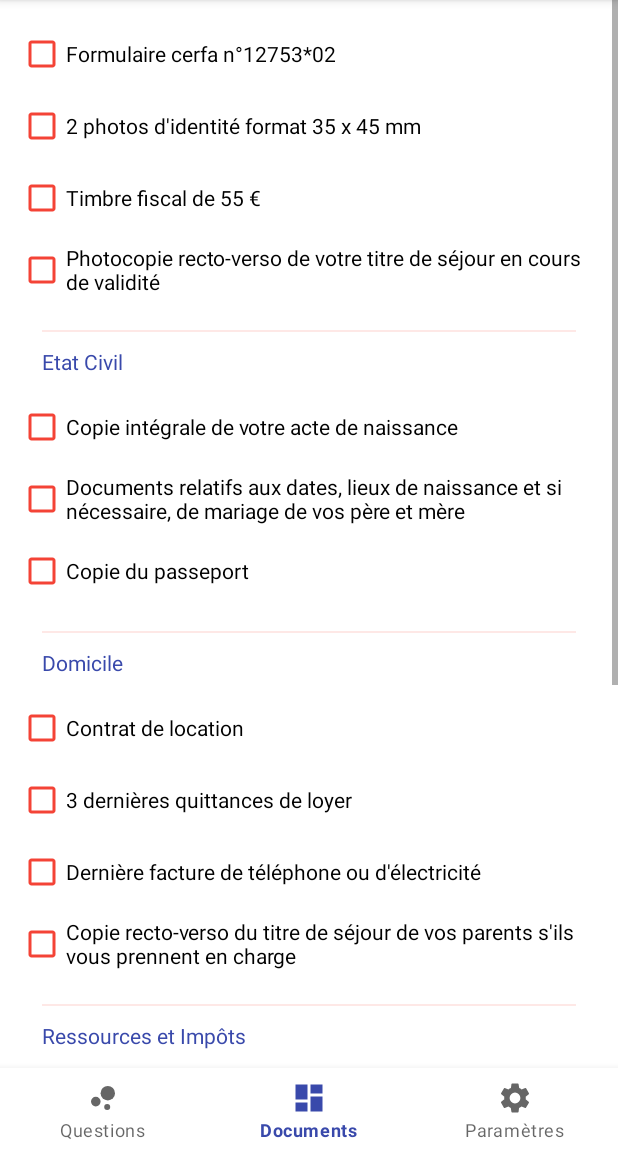
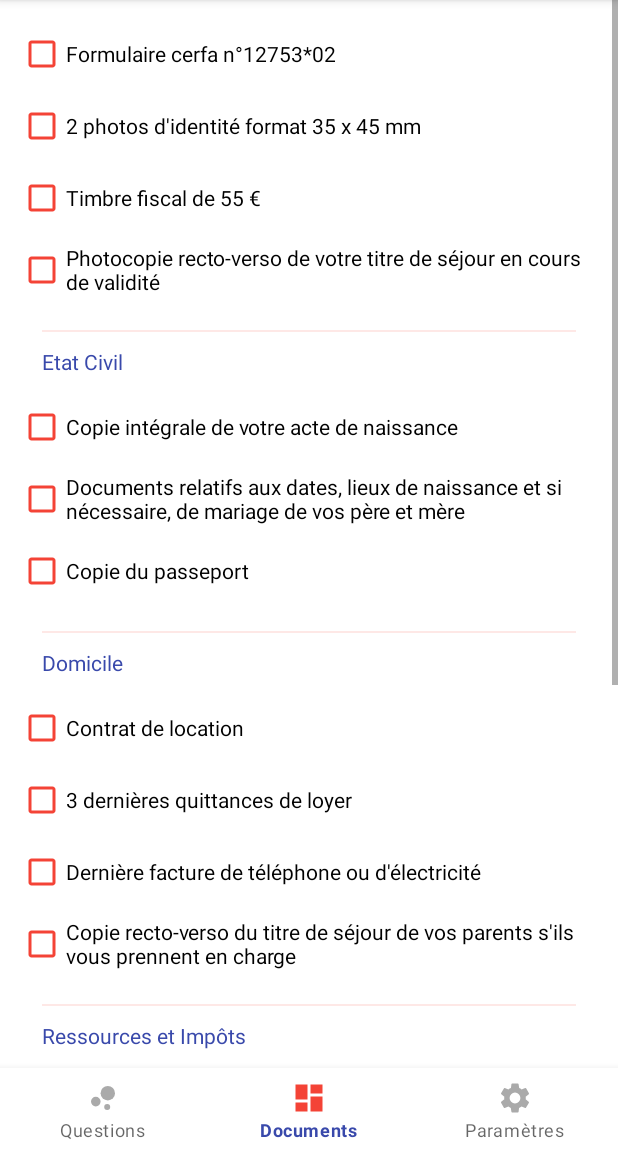
Before and after one commit to sagarkhawse/naturalisation, an Android app: the screen it shows after launch (MainActivity), item 2 of the bottom bar chosen, on a phone screen of 412 x 824 dp, the part 84-1236 px from its top. Run offline under Robolectric (Android 15) with nearby library versions, the light colour scheme and no system bars; our stand-ins replace AdMob, ButterKnife, Firebase (no records; nobody signed in at launch, a user with empty details on screens opened directly).

Commit message:
inject ads in recycler view

```diff
--- a/app/build.gradle
+++ b/app/build.gradle
@@ -10,6 +10,7 @@ android {
         versionCode 1
         versionName "1.0"
         testInstrumentationRunner "androidx.test.runner.AndroidJUnitRunner"
+        multiDexEnabled true
     }
     buildTypes {
         release {
--- /dev/null
+++ b/app/src/main/java/com/theapp/naturalisation/adapters/RecyclerViewAdapter.java
@@ -0,0 +1,129 @@
+package com.theapp.naturalisation.adapters;
+
+import android.content.Context;
+import android.view.LayoutInflater;
+import android.view.View;
+import android.view.ViewGroup;
+
+import androidx.recyclerview.widget.RecyclerView;
+
+import com.google.android.gms.ads.AdView;
+import com.theapp.naturalisation.R;
+import com.theapp.naturalisation.adapters.viewholders.AdItemViewHolder;
+import com.theapp.naturalisation.adapters.viewholders.QuestionsItemViewHolder;
+import com.theapp.naturalisation.fragments.QuestionsFragment;
+import com.theapp.naturalisation.helpers.CategorySelector;
+import com.theapp.naturalisation.helpers.CommonTools;
+import com.theapp.naturalisation.models.Item;
+
+import java.util.List;
+
+public class RecyclerViewAdapter extends RecyclerView.Adapter<RecyclerView.ViewHolder> {
+    // A menu item view type.
+    private static final int MENU_ITEM_VIEW_TYPE = 0;
+
+    // The banner ad view type.
+    private static final int BANNER_AD_VIEW_TYPE = 1;
+
+    // An Activity's Context.
+    private final Context context;
+
+    private boolean mIsExpanded;
+
+    // The list of banner ads and menu items.
+    private final List<Object> recyclerViewItems;
+
+
+    public RecyclerViewAdapter(Context context, List<Object> recyclerViewItems) {
+        this.context = context;
+        this.recyclerViewItems = recyclerViewItems;
+        mIsExpanded = false;
+    }
+
+    @Override
+    public int getItemCount() {
+        return recyclerViewItems.size();
+    }
+
+    /**
+     * Determines the view type for the given position.
+     */
+    @Override
+    public int getItemViewType(int position) {
+        return (position % QuestionsFragment.ITEMS_PER_AD == 0) ? BANNER_AD_VIEW_TYPE
+                : MENU_ITEM_VIEW_TYPE;
+    }
+
+    /**
+     * Creates a new view for a menu item view or a banner ad view
+     * based on the viewType. This method is invoked by the layout manager.
+     */
+    @Override
+    public RecyclerView.ViewHolder onCreateViewHolder(ViewGroup viewGroup, int viewType) {
+        switch (viewType) {
+            case MENU_ITEM_VIEW_TYPE:
+                View menuItemLayoutView = LayoutInflater.from(viewGroup.getContext()).inflate(
+                        R.layout.card_item, viewGroup, false);
+                return new QuestionsItemViewHolder(menuItemLayoutView, context);
+            case BANNER_AD_VIEW_TYPE:
+                // fall through
+            default:
+                View bannerLayoutView = LayoutInflater.from(
+                        viewGroup.getContext()).inflate(R.layout.card_ad,
+                        viewGroup, false);
+                return new AdItemViewHolder(bannerLayoutView, context);
+        }
+    }
+
+
+    /**
+     * Replaces the content in the views that make up the menu item view and the
+     * banner ad view. This method is invoked by the layout manager.
+     */
+    @Override
+    public void onBindViewHolder(RecyclerView.ViewHolder holder, int position) {
+        int viewType = getItemViewType(position);
+        switch (viewType) {
+            case MENU_ITEM_VIEW_TYPE:
+                QuestionsItemViewHolder itemHolder = (QuestionsItemViewHolder) holder;
+                Item menuItem = (Item) recyclerViewItems.get(position);
+
+                // Get the menu item image resource ID.
+                itemHolder.setItemCategory(CategorySelector.getName(menuItem.getCategory()));
+                itemHolder.setItemQuestion(menuItem.getQuestion());
+                itemHolder.setItemResponse(CommonTools.formatResponse(menuItem.getResponse()));
+
+                itemHolder.itemResponse.setVisibility(mIsExpanded ? View.VISIBLE : View.GONE);
+                itemHolder.itemView.setActivated(mIsExpanded);
+                itemHolder.mButtonResponse.setOnClickListener(v -> {
+                    mIsExpanded = !mIsExpanded;
+                    itemHolder.mButtonResponse.setImageResource(!mIsExpanded ? R.drawable.ic_keyboard_arrow_down_black_24dp : R.drawable.ic_keyboard_arrow_up_black_24dp);
+                    itemHolder.itemResponse.setVisibility(mIsExpanded ? View.VISIBLE : View.GONE);
+                });
+                break;
+            case BANNER_AD_VIEW_TYPE:
+                // fall through
+            default:
+                AdItemViewHolder bannerHolder = (AdItemViewHolder) holder;
+//                if (recyclerViewItems.get(position) instanceof AdView) {
+                AdView adView = (AdView) recyclerViewItems.get(position);
+                ViewGroup adCardView = (ViewGroup) bannerHolder.itemView;
+                // The AdViewHolder recycled by the RecyclerView may be a different
+                // instance than the one used previously for this position. Clear the
+                // AdViewHolder of any subviews in case it has a different
+                // AdView associated with it, and make sure the AdView for this position doesn't
+                // already have a parent of a different recycled AdViewHolder.
+                if (adCardView.getChildCount() > 0) {
+                    adCardView.removeAllViews();
+                }
+                if (adView.getParent() != null) {
+                    ((ViewGroup) adView.getParent()).removeView(adView);
+                }
+
+                // Add the banner ad to the ad view.
+                adCardView.addView(adView);
+        }
+//        }
+    }
+
+}
--- /dev/null
+++ b/app/src/main/java/com/theapp/naturalisation/adapters/viewholders/AdItemViewHolder.java
@@ -0,0 +1,32 @@
+package com.theapp.naturalisation.adapters.viewholders;
+
+import android.content.Context;
+import android.view.View;
+
+import androidx.recyclerview.widget.RecyclerView;
+
+import com.google.android.material.card.MaterialCardView;
+import com.theapp.naturalisation.R;
+
+import butterknife.BindView;
+import butterknife.ButterKnife;
+
+public class AdItemViewHolder extends RecyclerView.ViewHolder {
+
+    @BindView(R.id.card_ad)
+    MaterialCardView cardAdView;
+
+
+    private Context mContext;
+
+    public AdItemViewHolder(View itemView, Context context) {
+        super(itemView);
+        this.mContext = context;
+        ButterKnife.bind(this, itemView);
+    }
+
+    public void setAdCard(MaterialCardView cardAdView) {
+        this.cardAdView = cardAdView;
+    }
+
+}
--- a/app/src/main/java/com/theapp/naturalisation/fragments/QuestionsFragment.java
+++ b/app/src/main/java/com/theapp/naturalisation/fragments/QuestionsFragment.java
@@ -2,6 +2,7 @@ package com.theapp.naturalisation.fragments;
 
 
 import android.os.Bundle;
+import android.util.Log;
 import android.view.LayoutInflater;
 import android.view.View;
 import android.view.ViewGroup;
@@ -10,24 +11,36 @@ import androidx.fragment.app.Fragment;
 import androidx.recyclerview.widget.LinearLayoutManager;
 import androidx.recyclerview.widget.RecyclerView;
 
-import com.firebase.ui.firestore.FirestoreRecyclerAdapter;
-import com.firebase.ui.firestore.FirestoreRecyclerOptions;
+import com.google.android.gms.ads.AdListener;
+import com.google.android.gms.ads.AdRequest;
+import com.google.android.gms.ads.AdSize;
+import com.google.android.gms.ads.AdView;
 import com.google.firebase.firestore.Query;
+import com.google.firebase.firestore.QueryDocumentSnapshot;
 import com.theapp.naturalisation.R;
-import com.theapp.naturalisation.adapters.viewholders.QuestionsItemViewHolder;
-import com.theapp.naturalisation.adapters.QuestionsItemsAdapter;
+import com.theapp.naturalisation.adapters.RecyclerViewAdapter;
 import com.theapp.naturalisation.helpers.ItemHelper;
 import com.theapp.naturalisation.models.Item;
 
+import java.util.ArrayList;
+import java.util.List;
+
 import butterknife.BindView;
 import butterknife.ButterKnife;
+
+import static androidx.constraintlayout.widget.Constraints.TAG;
 
 public class QuestionsFragment extends Fragment {
 
     @BindView(R.id.items_list)
     RecyclerView mItemsList;
 
-    private FirestoreRecyclerAdapter<Item, QuestionsItemViewHolder> firestoreRecyclerAdapter;
+    // A banner ad is placed in every 8th position in the RecyclerView.
+    public static final int ITEMS_PER_AD = 10;
+
+    private static final String AD_UNIT_ID = "ca-app-pub-8438644666105561/5174623958";
+
+    List<Object> list = new ArrayList<>();
 
     public QuestionsFragment() {
         // Required empty public constructor
@@ -47,26 +60,145 @@ public class QuestionsFragment extends Fragment {
         mItemsList.setLayoutManager(new LinearLayoutManager(getContext()));
         mItemsList.setHasFixedSize(true);
 
+        addItemsFromFirestore();
+        try {
+            // Sleep for 200 milliseconds.
+//                    addItemsFromFirestore();
+            Thread.sleep(1000);
+        } catch (InterruptedException e) {
+            e.printStackTrace();
+        }
+
+//        addBannerAds();
+//        loadBannerAds();
+
+        RecyclerView.Adapter<RecyclerView.ViewHolder> adapter = new RecyclerViewAdapter(getContext(),
+                list);
+        mItemsList.setAdapter(adapter);
+
+        return fragmentView;
+    }
+
+    /**
+     * Sets up and loads the banner ads.
+     */
+    private void loadBannerAds() {
+        // Load the first banner ad in the items list (subsequent ads will be loaded automatically
+        // in sequence).
+        loadBannerAd(0);
+    }
+
+    /**
+     * Loads the banner ads in the items list.
+     */
+    private void loadBannerAd(final int index) {
+
+        if (index >= list.size()) {
+            return;
+        }
+
+        Object item = list.get(index);
+        if (!(item instanceof AdView)) {
+            throw new ClassCastException("Expected item at index " + index + " to be a banner ad"
+                    + " ad.");
+        }
+
+        final AdView adView = (AdView) item;
+
+        // Set an AdListener on the AdView to wait for the previous banner ad
+        // to finish loading before loading the next ad in the items list.
+        adView.setAdListener(new AdListener() {
+            @Override
+            public void onAdLoaded() {
+                super.onAdLoaded();
+                // The previous banner ad loaded successfully, call this method again to
+                // load the next ad in the items list.
+                loadBannerAd(index + ITEMS_PER_AD);
+            }
+
+            @Override
+            public void onAdFailedToLoad(int errorCode) {
+                // The previous banner ad failed to load. Call this method again to load
+                // the next ad in the items list.
+                Log.e("MainActivity", "The previous banner ad failed to load. Attempting to"
+                        + " load the next banner ad in the items list.");
+                loadBannerAd(index + ITEMS_PER_AD);
+            }
+        });
+
+        // Load the banner ad.
+        adView.loadAd(new AdRequest.Builder().build());
+    }
+
+    private void addBannerAds() {
+        // Loop through the items array and place a new banner ad in every ith position in
+        // the items List.
+        for (int i = 0; i <= list.size(); i += ITEMS_PER_AD) {
+            final AdView adView = new AdView(getContext());
+            adView.setAdSize(AdSize.BANNER);
+            adView.setAdUnitId(AD_UNIT_ID);
+            list.add(i, adView);
+        }
+    }
+
+    private void addItemsFromFirestore() {
         Query queryFirestore = ItemHelper.getItemsCollection();
-        FirestoreRecyclerOptions<Item> optionsFirestore = new FirestoreRecyclerOptions
-                .Builder<Item>().setQuery(queryFirestore, Item.class).build();
 
-        firestoreRecyclerAdapter = new QuestionsItemsAdapter(optionsFirestore, getContext());
+        queryFirestore.get().addOnCompleteListener(task -> {
+            if (task.isSuccessful()) {
+                for (QueryDocumentSnapshot document : task.getResult()) {
+                    list.add(document.toObject(Item.class));
+                }
+                addBannerAds();
+                loadBannerAds();
+            } else {
+                Log.d(TAG, "Error getting documents: ", task.getException());
+            }
+        });
 
-        mItemsList.setAdapter(firestoreRecyclerAdapter);
-        return fragmentView;
     }
 
     @Override
     public void onStart() {
         super.onStart();
-        firestoreRecyclerAdapter.startListening();
     }
 
     @Override
     public void onStop() {
         super.onStop();
-        firestoreRecyclerAdapter.stopListening();
+    }
+
+    @Override
+    public void onResume() {
+        for (Object item : list) {
+            if (item instanceof AdView) {
+                AdView adView = (AdView) item;
+                adView.resume();
+            }
+        }
+        super.onResume();
+    }
+
+    @Override
+    public void onPause() {
+        for (Object item : list) {
+            if (item instanceof AdView) {
+                AdView adView = (AdView) item;
+                adView.pause();
+            }
+        }
+        super.onPause();
+    }
+
+    @Override
+    public void onDestroy() {
+        for (Object item : list) {
+            if (item instanceof AdView) {
+                AdView adView = (AdView) item;
+                adView.destroy();
+            }
+        }
+        super.onDestroy();
     }
 
 }
--- a/app/src/main/java/com/theapp/naturalisation/models/Item.java
+++ b/app/src/main/java/com/theapp/naturalisation/models/Item.java
@@ -4,6 +4,9 @@ public class Item {
     String question;
     String response;
     String category;
+
+    public Item() {
+    }
 
     public String getQuestion() {
         return question;
--- /dev/null
+++ b/app/src/main/res/color/bnv_tab_item_foreground.xml
@@ -0,0 +1,5 @@
+<?xml version="1.0" encoding="utf-8"?>
+<selector xmlns:android="http://schemas.android.com/apk/res/android">
+    <item android:state_checked="true" android:color="@color/colorPrimaryDark" />
+    <item android:color="@android:color/darker_gray"  />
+</selector>
--- a/app/src/main/res/layout/activity_main.xml
+++ b/app/src/main/res/layout/activity_main.xml
@@ -25,6 +25,7 @@
         android:layout_marginStart="0dp"
         android:layout_marginEnd="0dp"
         android:background="?android:attr/windowBackground"
+        app:itemIconTint="@color/bnv_tab_item_foreground"
         app:layout_constraintBottom_toBottomOf="parent"
         app:layout_constraintLeft_toLeftOf="parent"
         app:layout_constraintRight_toRightOf="parent"
--- a/app/src/main/res/layout/card_item.xml
+++ b/app/src/main/res/layout/card_item.xml
@@ -56,14 +56,14 @@
             android:layout_height="wrap_content"
             android:layout_marginStart="16dp"
             android:layout_marginEnd="16dp"
-            android:layout_marginBottom="16dp"
             android:lineSpacingExtra="8dp"
             android:padding="12dp"
+            android:textAlignment="viewStart"
             android:textAppearance="@style/TextAppearance.AppCompat.Body1"
             android:textColor="@color/colorPrimary"
-            app:layout_constraintEnd_toEndOf="parent"
             app:layout_constraintStart_toStartOf="parent"
-            app:layout_constraintTop_toBottomOf="@+id/button_response" />
+            app:layout_constraintTop_toBottomOf="@+id/button_response"
+            app:layout_constraintBottom_toBottomOf="parent"/>
 
     </androidx.constraintlayout.widget.ConstraintLayout>
 
--- a/app/src/main/res/values/colors.xml
+++ b/app/src/main/res/values/colors.xml
@@ -4,4 +4,5 @@
     <color name="colorPrimaryDark">#F44336</color>
     <color name="colorAccent">#FFFFFF</color>
     <color name="colorBlack">#000000</color>
+
 </resources>
```
Also changed, not shown: app/src/main/java/com/theapp/naturalisation/helpers/CommonTools.java (added, +17 -0 lines), app/src/main/res/layout/card_ad.xml (added, +17 -0 lines), app/src/main/res/layout/fragment_questions.xml (+4 -3 lines).
